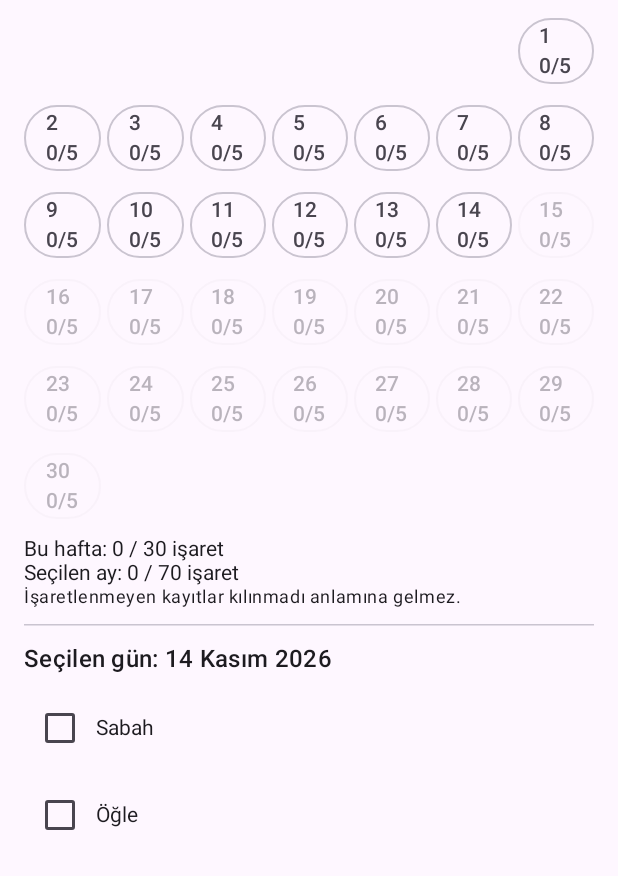
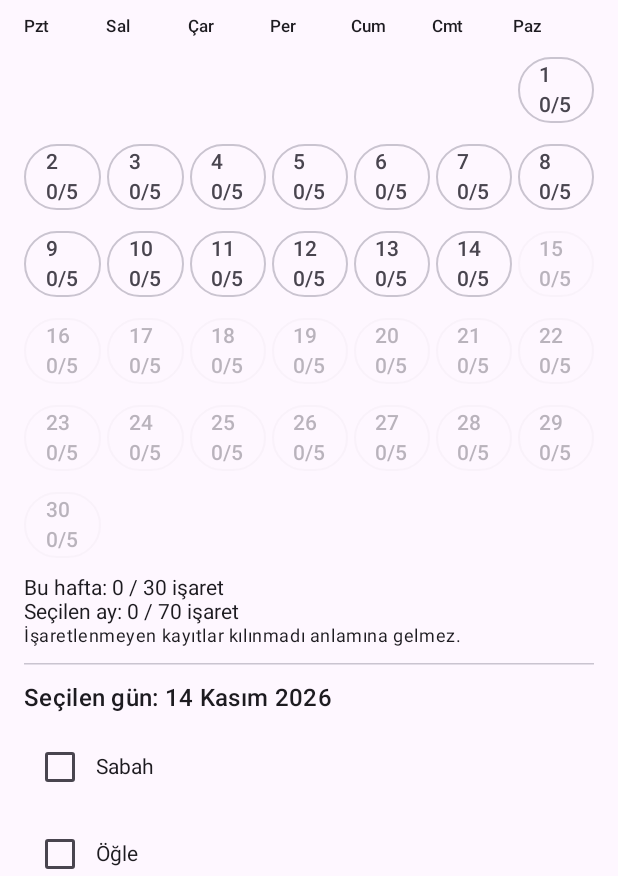
Before and after one commit to caglar-yildiz/Namaz, an Android app built with Jetpack Compose: the composable WorshipHistoryScreen shown on its own in the app's theme, on a phone screen of 412 x 824 dp, the part 360-1236 px from its top. Run offline under Robolectric (Android 15) with nearby library versions, the phone set to English and light mode, and no system bars.

Commit message:
feat: show weekday headings in monthly prayer calendar

```diff
--- a/app/src/main/java/com/namaz/app/WorshipHistoryScreen.kt
+++ b/app/src/main/java/com/namaz/app/WorshipHistoryScreen.kt
@@ -28,6 +28,8 @@ fun WorshipHistoryScreen() {
     val startOfWeek = today.minusDays((today.dayOfWeek.value - DayOfWeek.MONDAY.value).toLong())
     val week = (0..6).map { startOfWeek.plusDays(it.toLong()) }
     val monthDays = (1..month.lengthOfMonth()).map { month.atDay(it) }
+    // Read revision during composition to refresh persisted values after edits.
+    val refreshMarker = revision
     val cells: List<LocalDate?> = List(month.atDay(1).dayOfWeek.value - 1) { null } + monthDays
     val weekDates = week.filter { !it.isAfter(today) }
     val monthDates = monthDays.filter { !it.isAfter(today) }
@@ -65,6 +67,7 @@ fun WorshipHistoryScreen() {
             }
         }
         item { Text("Aylık kayıtlar (gün / tamamlanan namaz)", style = MaterialTheme.typography.titleMedium) }
+        item { Row(Modifier.fillMaxWidth()) { listOf("Pzt","Sal","Çar","Per","Cum","Cmt","Paz").forEach { label -> Text(label, modifier = Modifier.weight(1f), style = MaterialTheme.typography.labelSmall) } } }
         items(cells.chunked(7)) { days ->
             Row(horizontalArrangement = Arrangement.spacedBy(4.dp)) {
                 days.forEach { date ->
```
